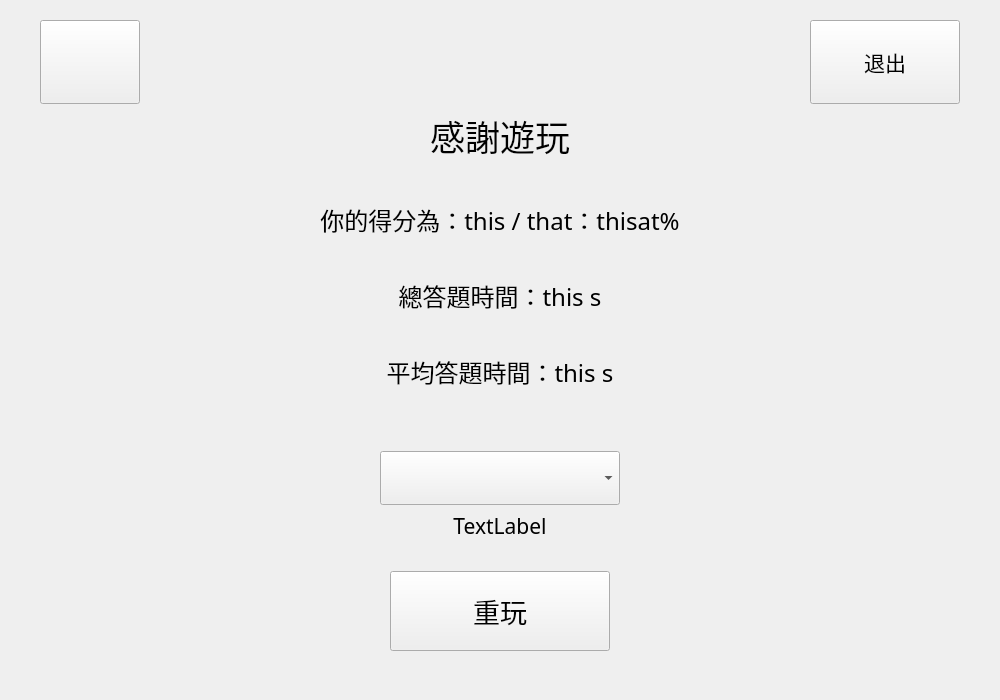
Above: src/ui_files/OutroWidget.ui from hwc20896/ChineseProj before the change. Below: the same form after it.
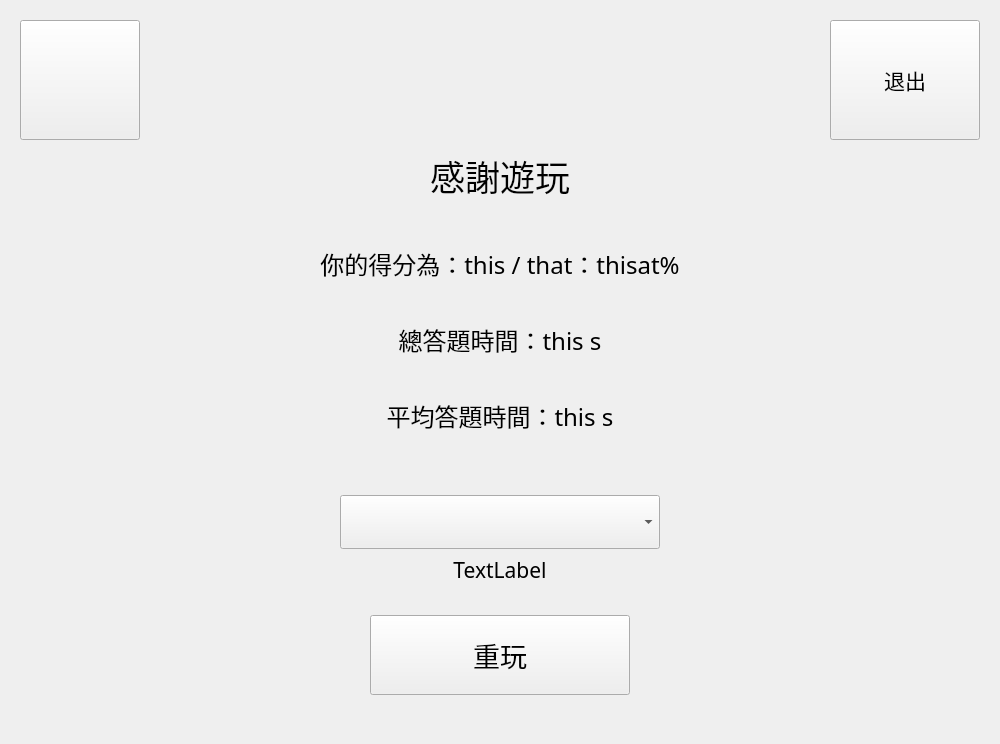
That is the form after the change.

Commit message: Improved the size and spacing in OutroWidget

Patch:
```diff
--- a/src/ui_files/OutroWidget.ui
+++ b/src/ui_files/OutroWidget.ui
@@ -7,7 +7,7 @@
     <x>0</x>
     <y>0</y>
     <width>1000</width>
-    <height>700</height>
+    <height>733</height>
    </rect>
   </property>
   <property name="font">
@@ -34,14 +34,14 @@
    <item>
     <layout class="QHBoxLayout" name="upperNavigator">
      <property name="spacing">
-      <number>650</number>
+      <number>0</number>
      </property>
      <item>
       <widget class="QPushButton" name="muteSwitch">
        <property name="sizePolicy">
         <sizepolicy hsizetype="Expanding" vsizetype="Expanding">
-         <horstretch>0</horstretch>
-         <verstretch>0</verstretch>
+         <horstretch>50</horstretch>
+         <verstretch>50</verstretch>
         </sizepolicy>
        </property>
        <property name="minimumSize">
@@ -52,8 +52,8 @@
        </property>
        <property name="maximumSize">
         <size>
-         <width>100</width>
-         <height>100</height>
+         <width>120</width>
+         <height>120</height>
         </size>
        </property>
        <property name="text">
@@ -67,24 +67,37 @@
        </property>
       </widget>
      </item>
+     <item>
+      <spacer name="horizontalSpacer">
+       <property name="orientation">
+        <enum>Qt::Orientation::Horizontal</enum>
+       </property>
+       <property name="sizeHint" stdset="0">
+        <size>
+         <width>40</width>
+         <height>20</height>
+        </size>
+       </property>
+      </spacer>
+     </item>
      <item>
       <widget class="QPushButton" name="exitButton">
        <property name="sizePolicy">
-        <sizepolicy hsizetype="Minimum" vsizetype="Expanding">
+        <sizepolicy hsizetype="Preferred" vsizetype="Expanding">
          <horstretch>0</horstretch>
          <verstretch>0</verstretch>
         </sizepolicy>
        </property>
        <property name="minimumSize">
-        <size>
-         <width>120</width>
-         <height>0</height>
-        </size>
-       </property>
-       <property name="maximumSize">
         <size>
          <width>150</width>
-         <height>16777215</height>
+         <height>120</height>
+        </size>
+       </property>
+       <property name="maximumSize">
+        <size>
+         <width>200</width>
+         <height>120</height>
         </size>
        </property>
        <property name="font">
@@ -110,6 +123,12 @@
      </property>
      <item>
       <widget class="QLabel" name="title">
+       <property name="minimumSize">
+        <size>
+         <width>0</width>
+         <height>60</height>
+        </size>
+       </property>
        <property name="font">
         <font>
          <family>Microsoft JhengHei</family>
@@ -189,9 +208,21 @@
       <layout class="QHBoxLayout" name="horizontalLayout">
        <item>
         <widget class="QComboBox" name="featureBox">
+         <property name="sizePolicy">
+          <sizepolicy hsizetype="Preferred" vsizetype="Preferred">
+           <horstretch>0</horstretch>
+           <verstretch>0</verstretch>
+          </sizepolicy>
+         </property>
+         <property name="minimumSize">
+          <size>
+           <width>0</width>
+           <height>0</height>
+          </size>
+         </property>
          <property name="maximumSize">
           <size>
-           <width>240</width>
+           <width>320</width>
            <height>16777215</height>
           </size>
          </property>
@@ -250,7 +281,7 @@
           </property>
           <property name="maximumSize">
            <size>
-            <width>220</width>
+            <width>260</width>
             <height>80</height>
            </size>
           </property>
```
The commit also changes 1 other file.
